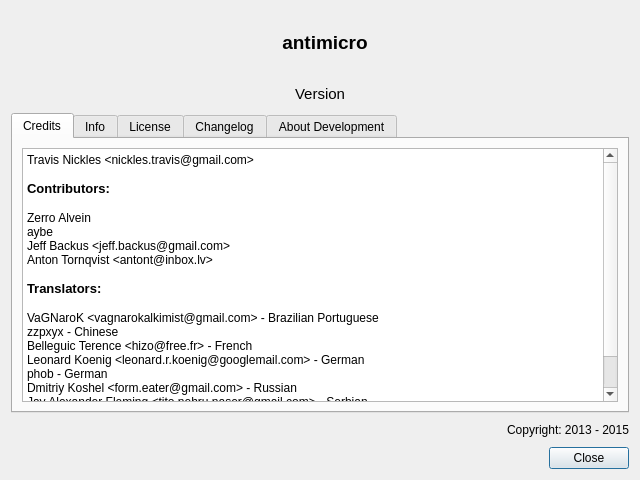
The window that src/aboutdialog.ui (AntiMicroX/antimicrox) describes before a commit, drawn with Qt 5.
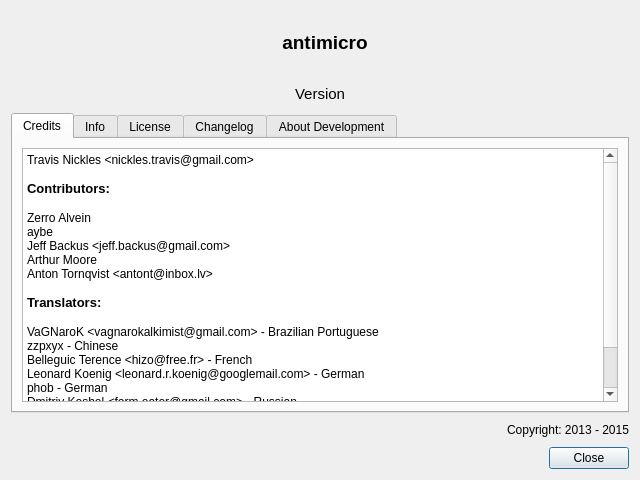
The same window after the commit. Icons and pictures are not drawn.

Commit message: Added Arthur Moore to credits.

```diff
--- a/src/aboutdialog.ui
+++ b/src/aboutdialog.ui
@@ -142,7 +142,8 @@
 &lt;p style=&quot; margin-top:0px; margin-bottom:0px; margin-left:0px; margin-right:0px; -qt-block-indent:0; text-indent:0px;&quot;&gt;&lt;span style=&quot; font-size:10pt; font-weight:600;&quot;&gt;Contributors:&lt;/span&gt;&lt;/p&gt;
 &lt;p style=&quot; margin-top:0px; margin-bottom:0px; margin-left:0px; margin-right:0px; -qt-block-indent:0; text-indent:0px;&quot;&gt;&lt;span style=&quot; font-size:10pt; font-weight:600;&quot;&gt;&lt;br /&gt;&lt;/span&gt;Zerro Alvein&lt;/p&gt;
 &lt;p style=&quot; margin-top:0px; margin-bottom:0px; margin-left:0px; margin-right:0px; -qt-block-indent:0; text-indent:0px;&quot;&gt;aybe&lt;/p&gt;
-&lt;p style=&quot; margin-top:0px; margin-bottom:0px; margin-left:0px; margin-right:0px; -qt-block-indent:0; text-indent:0px;&quot;&gt;Jeff Backus &amp;lt;jeff.backus@gmail.com&amp;gt;&lt;br /&gt;Anton Tornqvist &amp;lt;antont@inbox.lv&amp;gt;&lt;/p&gt;
+&lt;p style=&quot; margin-top:0px; margin-bottom:0px; margin-left:0px; margin-right:0px; -qt-block-indent:0; text-indent:0px;&quot;&gt;Jeff Backus &amp;lt;jeff.backus@gmail.com&amp;gt;&lt;/p&gt;
+&lt;p style=&quot; margin-top:0px; margin-bottom:0px; margin-left:0px; margin-right:0px; -qt-block-indent:0; text-indent:0px;&quot;&gt;Arthur Moore&lt;br /&gt;Anton Tornqvist &amp;lt;antont@inbox.lv&amp;gt;&lt;/p&gt;
 &lt;p style=&quot;-qt-paragraph-type:empty; margin-top:0px; margin-bottom:0px; margin-left:0px; margin-right:0px; -qt-block-indent:0; text-indent:0px;&quot;&gt;&lt;br /&gt;&lt;/p&gt;
 &lt;p style=&quot; margin-top:0px; margin-bottom:0px; margin-left:0px; margin-right:0px; -qt-block-indent:0; text-indent:0px;&quot;&gt;&lt;span style=&quot; font-size:10pt; font-weight:600;&quot;&gt;Translators:&lt;/span&gt;&lt;/p&gt;
 &lt;p style=&quot;-qt-paragraph-type:empty; margin-top:0px; margin-bottom:0px; margin-left:0px; margin-right:0px; -qt-block-indent:0; text-indent:0px; font-size:10pt; font-weight:600;&quot;&gt;&lt;br /&gt;&lt;/p&gt;
```
The commit also changes 1 other file.
